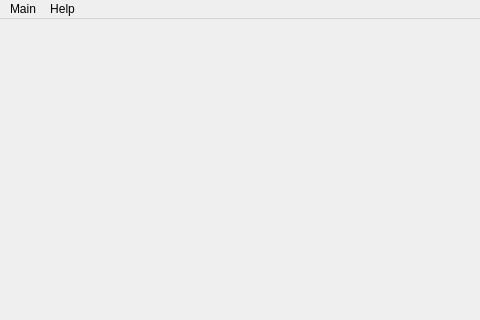
Above: runtime/client/client.ui from vopl/r3 before the change; both pictures show x 0 to 480 and y 0 to 320 of the 612 by 442 pixel window. Below: the same form after it.
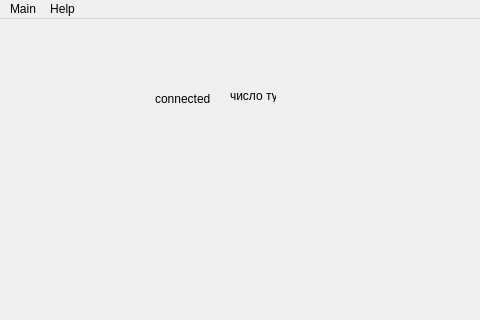
That is the form after the change.

```diff
--- a/runtime/client/client.ui
+++ b/runtime/client/client.ui
@@ -19,7 +19,34 @@
   <property name="windowTitle">
    <string>Client</string>
   </property>
-  <widget class="QWidget" name="centralWidget"/>
+  <widget class="QWidget" name="centralWidget">
+   <widget class="QLabel" name="label">
+    <property name="geometry">
+     <rect>
+      <x>155</x>
+      <y>70</y>
+      <width>161</width>
+      <height>20</height>
+     </rect>
+    </property>
+    <property name="text">
+     <string>connected</string>
+    </property>
+   </widget>
+   <widget class="QLabel" name="label_2">
+    <property name="geometry">
+     <rect>
+      <x>230</x>
+      <y>70</y>
+      <width>46</width>
+      <height>13</height>
+     </rect>
+    </property>
+    <property name="text">
+     <string>число тут</string>
+    </property>
+   </widget>
+  </widget>
   <widget class="QMenuBar" name="menuBar">
    <property name="geometry">
     <rect>
```
